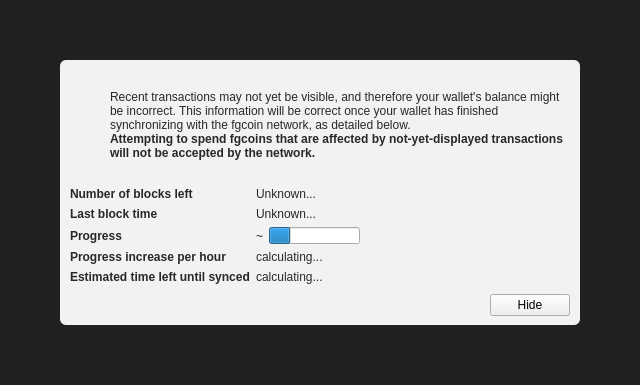
Above: src/qt/forms/modaloverlay.ui from seockjunchoi/freecoin before the change. Below: the same form after it.
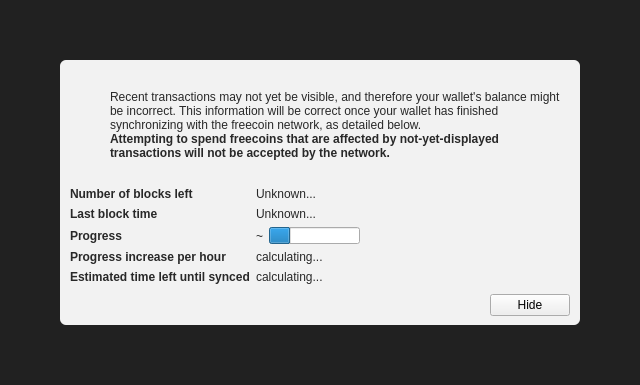
That is the form after the change. Icons and pictures are not drawn. Custom widgets are drawn as their Qt base class.

Commit message: change fgcoin->freecoin

```diff
--- a/src/qt/forms/modaloverlay.ui
+++ b/src/qt/forms/modaloverlay.ui
@@ -130,7 +130,7 @@
              <item>
               <widget class="QLabel" name="infoText">
                <property name="text">
-                <string>Recent transactions may not yet be visible, and therefore your wallet's balance might be incorrect. This information will be correct once your wallet has finished synchronizing with the fgcoin network, as detailed below.</string>
+                <string>Recent transactions may not yet be visible, and therefore your wallet's balance might be incorrect. This information will be correct once your wallet has finished synchronizing with the freecoin network, as detailed below.</string>
                </property>
                <property name="textFormat">
                 <enum>Qt::RichText</enum>
@@ -149,7 +149,7 @@
                 </font>
                </property>
                <property name="text">
-                <string>Attempting to spend fgcoins that are affected by not-yet-displayed transactions will not be accepted by the network.</string>
+                <string>Attempting to spend freecoins that are affected by not-yet-displayed transactions will not be accepted by the network.</string>
                </property>
                <property name="textFormat">
                 <enum>Qt::RichText</enum>
```
The commit also changes 237 other files.
